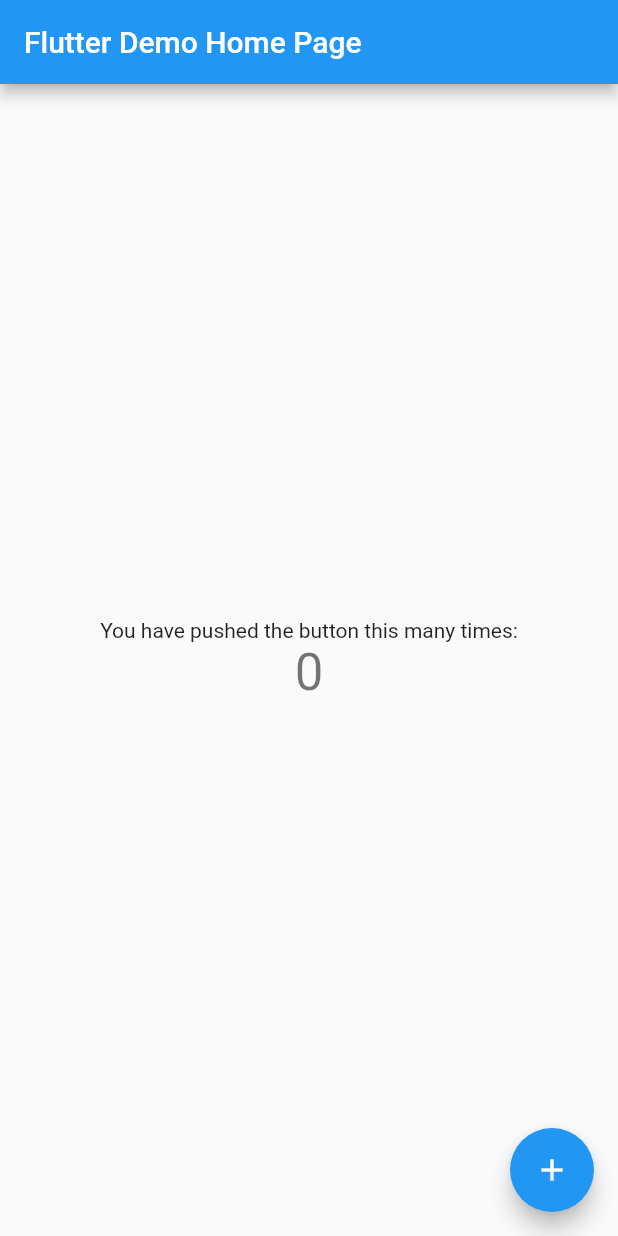
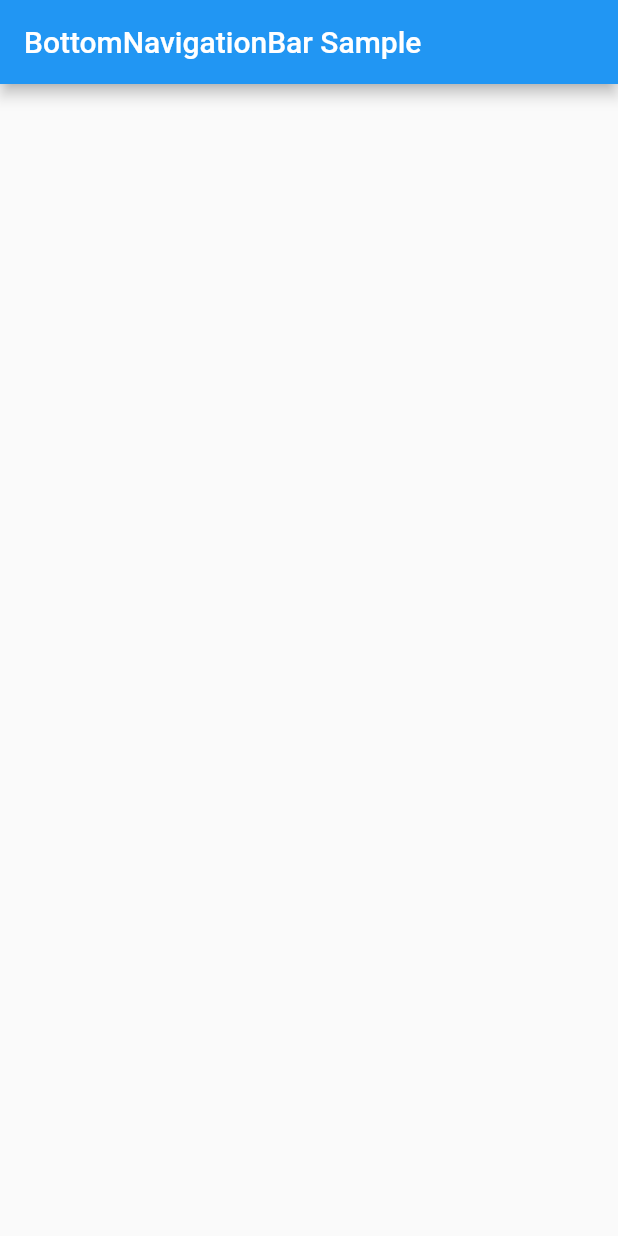
Before and after one commit to Daniel-Marcus-org/PipeLisboaApp, a Flutter app: the screen it shows after launch, on a phone screen of 412 x 824 dp. Run offline on Flutter 3.47's test engine with Material 2 defaults, Android fonts, the phone set to English and light mode, and no system bars.

Commit message:
create BottomBarScreen which will provide the main app navigation

```diff
--- a/lib/main.dart
+++ b/lib/main.dart
@@ -2,6 +2,7 @@ import 'dart:io' show Platform;
 
 import 'package:flutter/cupertino.dart';
 import 'package:flutter/material.dart';
+import 'package:pipe_lisboa/ui/base/BottomBarScreen.dart';
 
 void main() => runApp(PipeLisboaApp());
 
@@ -21,10 +22,11 @@ class AndroidApp extends StatelessWidget {
   Widget build(BuildContext context) {
     return MaterialApp(
       title: 'Flutter Demo',
+      debugShowCheckedModeBanner: false,
       theme: ThemeData(
         primarySwatch: Colors.blue,
       ),
-      home: MyHomePage(title: 'Flutter Demo Home Page'),
+      home: BottomBarScreen(),
     );
   }
 }
@@ -33,6 +35,7 @@ class IosApp extends StatelessWidget {
   @override
   Widget build(BuildContext context) {
     return CupertinoApp(
+      debugShowCheckedModeBanner: false,
       title: 'Flutter Demo',
       home: MyHomePage(title: 'Flutter Demo Home Page'),
     );
--- /dev/null
+++ b/lib/ui/base/BottomBarScreen.dart
@@ -0,0 +1,24 @@
+import 'package:flutter/material.dart';
+import 'package:pipe_lisboa/ui/base/Screen.dart';
+
+class BottomBarScreen extends Screen {
+  @override
+  ScreenState<Screen> getScreenState() {
+    return _BottomBarScreenState();
+  }
+}
+
+class _BottomBarScreenState extends ScreenState<BottomBarScreen> {
+  @override
+  void doInitializations() {}
+
+  @override
+  Widget buildWidget() {
+    return Scaffold(
+      appBar: AppBar(
+        title: const Text('BottomNavigationBar Sample'),
+      ),
+      body: Container(),
+    );
+  }
+}
--- a/lib/ui/base/Screen.dart
+++ b/lib/ui/base/Screen.dart
@@ -2,7 +2,6 @@ import 'package:flutter/cupertino.dart';
 import 'package:flutter/material.dart';
 import 'package:pipe_lisboa/AppNavigator.dart';
 
-// ignore: must_be_immutable
 abstract class Screen extends StatefulWidget {
   ScreenState getScreenState();
 
```
